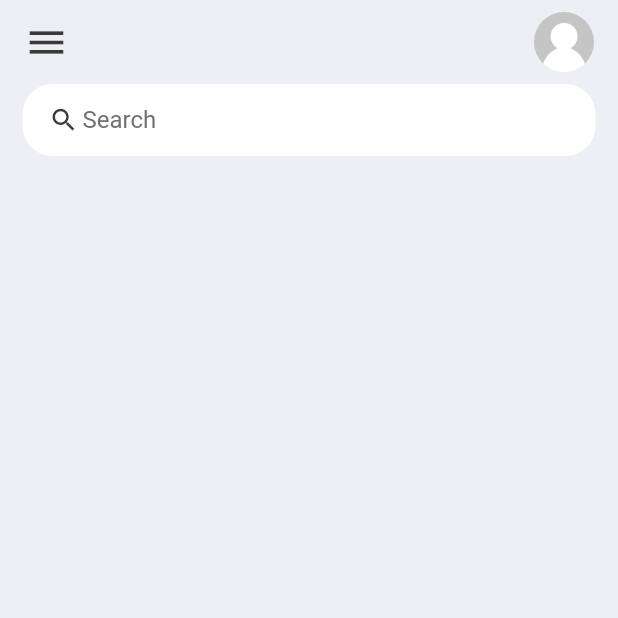
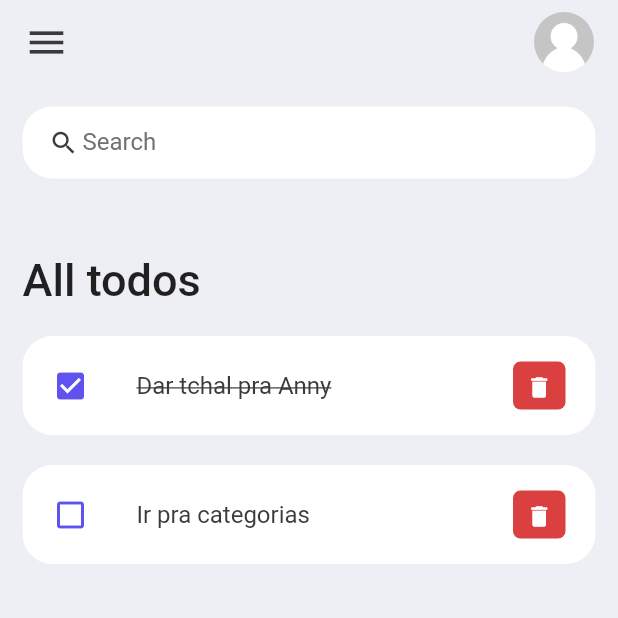
Before and after one commit to taleshrocha/todolist-flutter, a Flutter app: the screen it shows after launch, on a phone screen of 412 x 824 dp, the top half of it. Run offline on Flutter 3.47's test engine with Material 2 defaults, Android fonts, the phone set to English and light mode, and no system bars.

Commit message:
Model todo

```diff
--- /dev/null
+++ b/todolist/lib/model/todo.dart
@@ -0,0 +1,16 @@
+import 'package:flutter/material.dart';
+
+class Todo {
+  String? id;
+  String? todoText;
+  bool? isDone;
+
+  Todo({required this.id, required this.todoText, this.isDone = false});
+
+  static List<Todo> todoList() {
+    return [
+      Todo(id: '0', todoText: 'Dar tchal pra Anny', isDone: true),
+      Todo(id: '0', todoText: 'Ir pra categorias', isDone: false),
+    ];
+  }
+}
--- a/todolist/lib/screens/home.dart
+++ b/todolist/lib/screens/home.dart
@@ -1,8 +1,12 @@
 import 'package:flutter/material.dart';
 import 'package:todolist/constants/colors.dart';
+import 'package:todolist/model/todo.dart';
+import 'package:todolist/widgets/todo_item.dart';
 
 class Home extends StatelessWidget {
-  const Home({Key? key}) : super(key: key);
+  Home({Key? key}) : super(key: key);
+
+  final todoList = Todo.todoList();
 
   @override
   Widget build(BuildContext context) {
@@ -10,10 +14,33 @@ class Home extends StatelessWidget {
       backgroundColor: colorsBg,
       appBar: _buildAppBar(),
       body: Container(
-        padding: EdgeInsets.symmetric(horizontal: 15),
+        padding: EdgeInsets.symmetric(
+          horizontal: 15,
+          vertical: 15,
+        ),
         child: Column(
           children: [
             searchBox(),
+            Expanded(
+              child: ListView(
+                children: [
+                  Container(
+                    margin: EdgeInsets.only(
+                      top: 50,
+                      bottom: 20,
+                    ),
+                    child: Text(
+                      'All todos',
+                      style: TextStyle(
+                        fontSize: 30,
+                        fontWeight: FontWeight.w500,
+                      ),
+                    ),
+                  ),
+                  for (Todo todo in todoList) TodoItem(todo: todo,),
+                ],
+              ),
+            ),
           ],
         ),
       ),
--- /dev/null
+++ b/todolist/lib/widgets/todo_item.dart
@@ -0,0 +1,59 @@
+import 'package:flutter/material.dart';
+import 'package:todolist/constants/colors.dart';
+import 'package:todolist/model/todo.dart';
+
+class TodoItem extends StatelessWidget {
+  final Todo todo;
+
+  const TodoItem({Key? key, required this.todo}) : super(key: key);
+
+  @override
+  Widget build(BuildContext context) {
+    return Container(
+      margin: EdgeInsets.only(bottom: 20),
+      child: ListTile(
+        onTap: () {
+          print('Clicked on item ');
+        },
+        shape: RoundedRectangleBorder(
+          borderRadius: BorderRadius.circular(20),
+        ),
+        contentPadding: EdgeInsets.symmetric(
+          horizontal: 20,
+          vertical: 5,
+        ),
+        tileColor: Colors.white,
+        leading: Icon(
+          todo.isDone!? Icons.check_box : Icons.check_box_outline_blank,
+          color: colorsBlue,
+        ),
+        title: Text(
+          todo.todoText!,
+          style: TextStyle(
+            fontSize: 16,
+            color: colorsBlack,
+            decoration: todo.isDone!? TextDecoration.lineThrough : null,
+          ),
+        ),
+        trailing: Container(
+          padding: EdgeInsets.all(0),
+          margin: EdgeInsets.symmetric(vertical: 12),
+          height: 35,
+          width: 35,
+          decoration: BoxDecoration(
+            color: colorsRed,
+            borderRadius: BorderRadius.circular(5),
+          ),
+          child: IconButton(
+            color: Colors.white,
+            iconSize: 18,
+            icon: Icon(Icons.delete),
+            onPressed: () {
+              print('Clicked on delete icon');
+            },
+          ),
+        ),
+      ),
+    );
+  }
+}
```
